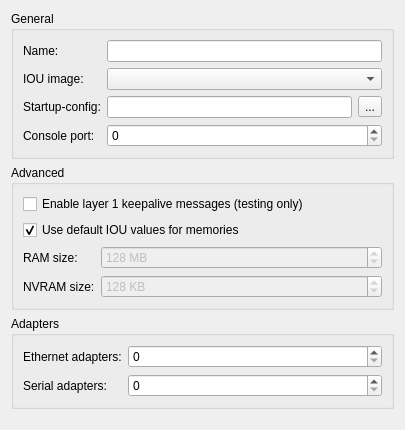
The window that gns3/modules/iou/ui/iou_device_configuration_page.ui (GNS3/gns3-gui) describes before a commit, drawn with Qt 5.
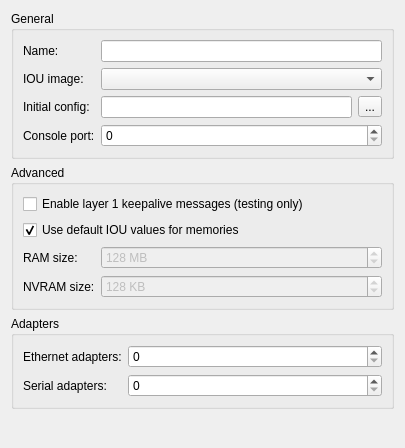
The same window after the commit.

Commit message: IOU: rename startup-config to initial-config because it makes more sense.

Diff of the .ui file:
```diff
--- a/gns3/modules/iou/ui/iou_device_configuration_page.ui
+++ b/gns3/modules/iou/ui/iou_device_configuration_page.ui
@@ -7,7 +7,7 @@
     <x>0</x>
     <y>0</y>
     <width>405</width>
-    <height>430</height>
+    <height>448</height>
    </rect>
   </property>
   <property name="windowTitle">
@@ -46,7 +46,7 @@
       <item row="2" column="0">
        <widget class="QLabel" name="uiStartupConfigLabel">
         <property name="text">
-         <string>Startup-config:</string>
+         <string>Initial config:</string>
         </property>
        </widget>
       </item>
```
Left out of the diff: 6 changed lines with no effect on the pictures. The commit also changes 9 other files.
